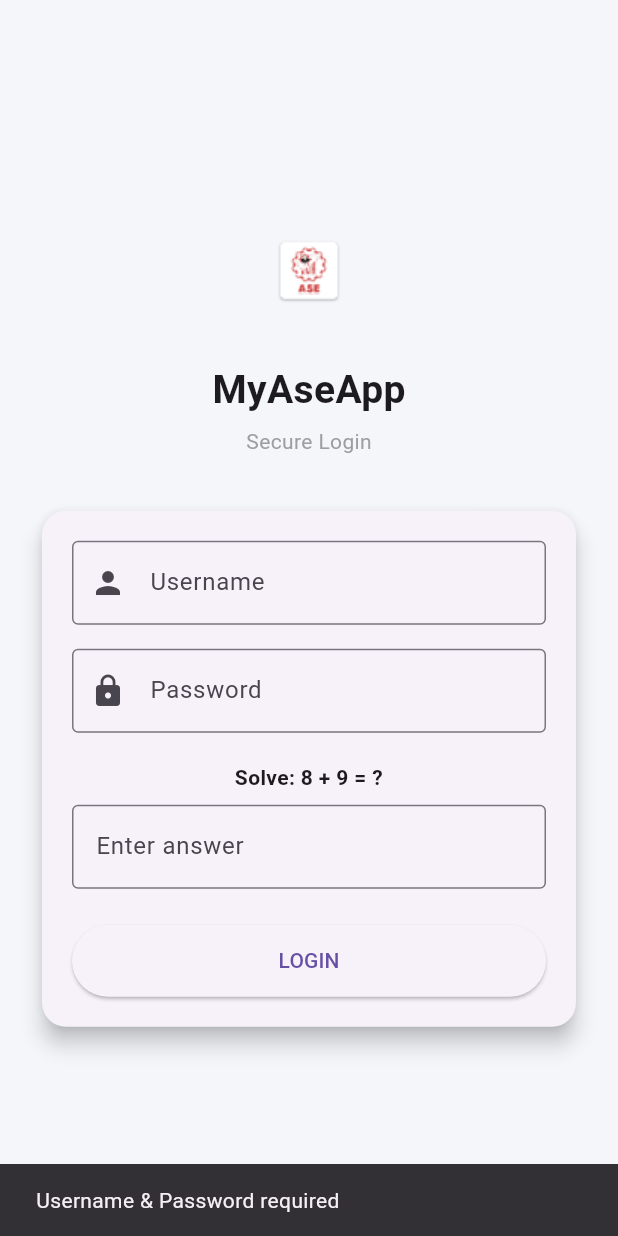
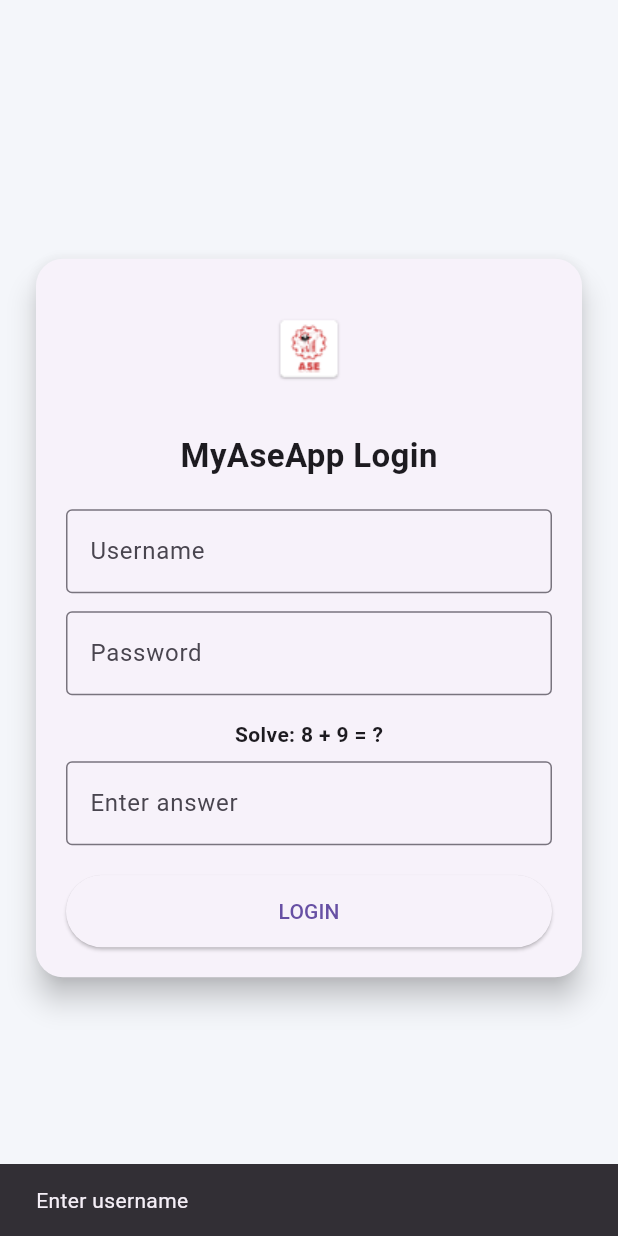
Before and after one commit to Arunkumar45678/myaseapp, a Flutter app: the screen it shows after launch, after a tap on "LOGIN", on a phone screen of 412 x 824 dp. Run offline on Flutter 3.47's test engine with Material 3 defaults, Android fonts, the phone set to English and light mode, and no system bars; our stand-ins replace flutter_secure_storage, supabase_flutter; accounts and stored records are empty.

Commit message:
Stable login UI + Supabase auth + captcha working

```diff
--- a/lib/main.dart
+++ b/lib/main.dart
@@ -8,21 +8,20 @@ Future<void> main() async {
 
   await Supabase.initialize(
     url: 'https://diomisfrhfinohloejyx.supabase.co',
-    anonKey: 'eyJhbGciOiJIUzI1NiIsInR5cCI6IkpXVCJ9.eyJpc3MiOiJzdXBhYmFzZSIsInJlZiI6ImRpb21pc2ZyaGZpbm9obG9lanl4Iiwicm9sZSI6ImFub24iLCJpYXQiOjE3Njk0MzQxNzMsImV4cCI6MjA4NTAxMDE3M30.y1cFnb0TSLdiaZAAiOMJgmoLXgj4WSMvP5vO7SIZiOE',
+    anonKey: 'eyJhbGciOiJIUzI1NiIsInR5cCI6IkpXVCJ9.eyJpc3MiOiJzdXBhYmFzZSIsInJlZiI6ImRpb21pc2ZyaGZpbm9obG9lanl4Iiwicm9sZSI6ImFub24iLCJpYXQiOjE3Njk0MzQxNzMsImV4cCI6MjA4NTAxMDE3M30.y1cFnb0TSLdiaZAAiOMJgmoLXgj4WSMvP5vO7SIZiOE', // keep the same key that worked
   );
 
-  runApp(const MyApp());
+  runApp(const MyAseApp());
 }
 
-class MyApp extends StatelessWidget {
-  const MyApp({super.key});
+class MyAseApp extends StatelessWidget {
+  const MyAseApp({super.key});
 
   @override
   Widget build(BuildContext context) {
-    return MaterialApp(
-      title: 'MyAseApp',
+    return const MaterialApp(
       debugShowCheckedModeBanner: false,
-      home: const LoginScreen(),
+      home: LoginScreen(),
     );
   }
 }
--- a/lib/screens/login.dart
+++ b/lib/screens/login.dart
@@ -1,8 +1,5 @@
 import 'package:flutter/material.dart';
-import 'package:connectivity_plus/connectivity_plus.dart';
-
 import '../services/auth_service.dart';
-import '../services/session_service.dart';
 import '../services/captcha_service.dart';
 import 'home.dart';
 
@@ -30,14 +27,13 @@ class _LoginScreenState extends State<LoginScreen> {
   Future<void> login() async {
     FocusScope.of(context).unfocus();
 
-    final connectivity = await Connectivity().checkConnectivity();
-    if (connectivity == ConnectivityResult.none) {
-      showMsg("No internet connection");
+    if (usernameCtrl.text.isEmpty) {
+      showMsg("Enter username");
       return;
     }
 
-    if (usernameCtrl.text.isEmpty || passwordCtrl.text.isEmpty) {
-      showMsg("Username & Password required");
+    if (passwordCtrl.text.isEmpty) {
+      showMsg("Enter password");
       return;
     }
 
@@ -55,21 +51,17 @@ class _LoginScreenState extends State<LoginScreen> {
         passwordCtrl.text.trim(),
       );
 
-      if (res["status"] == true) {
-        await SessionService.saveUser(res["user_id"]);
-
+      if (res['status'] == true) {
         if (!mounted) return;
         Navigator.pushReplacement(
           context,
           MaterialPageRoute(builder: (_) => const HomeScreen()),
         );
       } else {
-        showMsg(res["message"] ?? "Login failed");
+        showMsg(res['message'] ?? "Login failed");
       }
-    } catch (e, stack) {
-  debugPrint("🔥 LOGIN ERROR: $e");
-  debugPrint("🔥 STACK TRACE: $stack");
-  showMsg(e.toString());
+    } catch (e) {
+      showMsg("Server error");
     }
 
     setState(() => loading = false);
@@ -84,74 +76,61 @@ class _LoginScreenState extends State<LoginScreen> {
   Widget build(BuildContext context) {
     return Scaffold(
       backgroundColor: const Color(0xFFF4F6FA),
-      body: SafeArea(
-        child: Center(
+      body: Center(
         child: SingleChildScrollView(
-            padding: const EdgeInsets.all(24),
+          padding: const EdgeInsets.all(20),
+          child: Card(
+            elevation: 8,
+            shape: RoundedRectangleBorder(
+              borderRadius: BorderRadius.circular(18),
+            ),
+            child: Padding(
+              padding: const EdgeInsets.all(20),
               child: Column(
+                mainAxisSize: MainAxisSize.min,
                 children: [
 
+                  /// LOGO INSIDE CARD
                   Image.asset(
                     "assets/images/logo.png",
-                  height: 90,
+                    height: 80,
                   ),
 
                   const SizedBox(height: 16),
 
                   const Text(
-                  "MyAseApp",
+                    "MyAseApp Login",
                     style: TextStyle(
-                    fontSize: 26,
+                      fontSize: 22,
                       fontWeight: FontWeight.bold,
                     ),
                   ),
 
-                const SizedBox(height: 6),
-
-                const Text(
-                  "Secure Login",
-                  style: TextStyle(color: Colors.grey),
-                ),
-
-                const SizedBox(height: 32),
-
-                Card(
-                  elevation: 6,
-                  shape: RoundedRectangleBorder(
-                    borderRadius: BorderRadius.circular(16),
-                  ),
-                  child: Padding(
-                    padding: const EdgeInsets.all(20),
-                    child: Column(
-                      crossAxisAlignment: CrossAxisAlignment.stretch,
-                      children: [
+                  const SizedBox(height: 20),
 
                   TextField(
                     controller: usernameCtrl,
                     decoration: const InputDecoration(
                       labelText: "Username",
-                            prefixIcon: Icon(Icons.person),
+                      border: OutlineInputBorder(),
+                    ),
+                  ),
+
+                  const SizedBox(height: 12),
+
+                  TextField(
+                    controller: passwordCtrl,
+                    obscureText: true,
+                    decoration: const InputDecoration(
+                      labelText: "Password",
                       border: OutlineInputBorder(),
                     ),
                   ),
 
                   const SizedBox(height: 16),
 
-                        TextField(
-                          controller: passwordCtrl,
-                          obscureText: true,
-                          decoration: const InputDecoration(
-                            labelText: "Password",
-                            prefixIcon: Icon(Icons.lock),
-                            border: OutlineInputBorder(),
-                          ),
-                        ),
-
-                        const SizedBox(height: 20),
-
                   Text(
                     "Solve: ${captcha.a} ${captcha.operator} ${captcha.b} = ?",
-                          textAlign: TextAlign.center,
                     style: const TextStyle(fontWeight: FontWeight.w600),
                   ),
 
@@ -166,9 +145,10 @@ class _LoginScreenState extends State<LoginScreen> {
                     ),
                   ),
 
-                        const SizedBox(height: 24),
+                  const SizedBox(height: 20),
 
                   SizedBox(
+                    width: double.infinity,
                     height: 48,
                     child: ElevatedButton(
                       onPressed: loading ? null : login,
@@ -183,9 +163,6 @@ class _LoginScreenState extends State<LoginScreen> {
               ),
             ),
           ),
-              ],
-            ),
-          ),
         ),
       ),
     );
--- a/lib/services/captcha_service.dart
+++ b/lib/services/captcha_service.dart
@@ -1,15 +1,31 @@
 import 'dart:math';
 
 class CaptchaService {
-  late int a, b, answer;
-  late String operator;
+  int a = 0;
+  int b = 0;
+  String operator = '+';
+  int answer = 0;
+
+  final _rand = Random();
 
   void generate() {
-    final r = Random();
-    a = r.nextInt(9) + 1;
-    b = r.nextInt(9) + 1;
-    operator = r.nextBool() ? "+" : "-";
-    answer = operator == "+" ? a + b : a - b;
+    a = _rand.nextInt(9) + 1;
+    b = _rand.nextInt(9) + 1;
+
+    // randomly choose + or -
+    if (_rand.nextBool()) {
+      operator = '+';
+      answer = a + b;
+    } else {
+      // ensure no negative results
+      if (a < b) {
+        final temp = a;
+        a = b;
+        b = temp;
+      }
+      operator = '-';
+      answer = a - b;
+    }
   }
 
   bool validate(String input) {
```
Also changed, not shown: lib/screens/home.dart (+3 -22 lines), lib/services/auth_service.dart (+5 -29 lines), 2 other files. Lines whose indentation alone changed are shown as unchanged.
